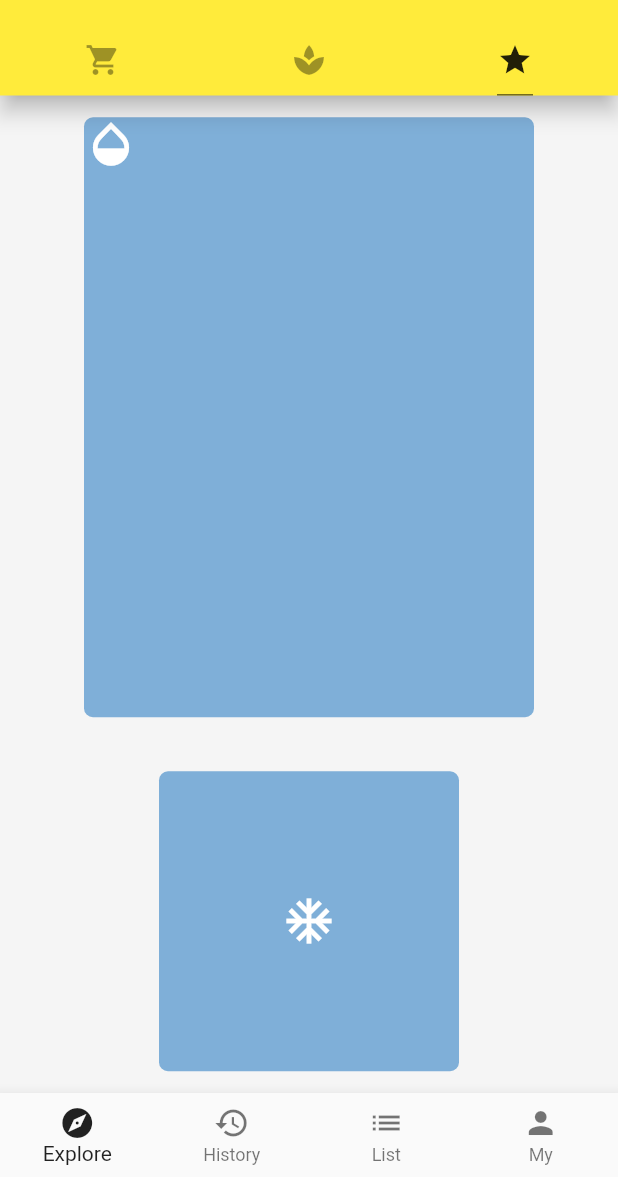
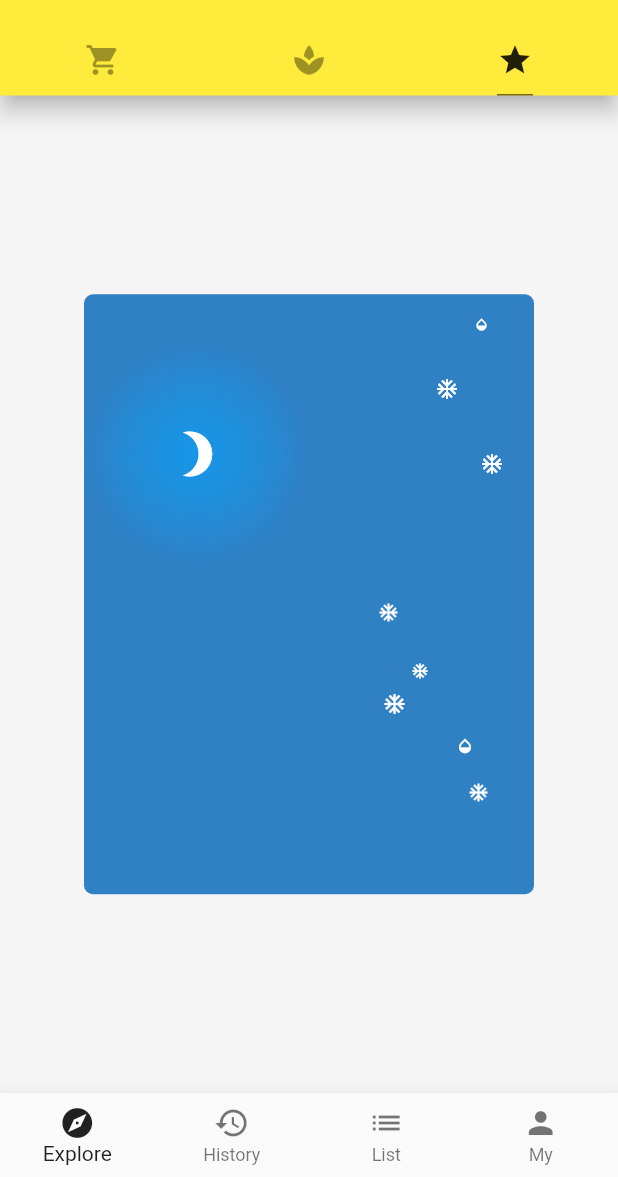
Before and after one commit to persilee/flutter_pro, a Flutter app: the screen it shows after launch, tab 3 chosen, on a phone screen of 412 x 824 dp, the part 59-1236 px from its top. Run offline on Flutter 3.47's test engine with Material 2 defaults, Android fonts, the phone set to English and light mode, and no system bars; network calls fail.

Commit message:
Stack Positioned

```diff
--- a/lib/demo/layout_demo.dart
+++ b/lib/demo/layout_demo.dart
@@ -7,30 +7,81 @@ class LayoutDemo extends StatelessWidget {
       child: Column(
         mainAxisAlignment: MainAxisAlignment.center,
         // crossAxisAlignment: CrossAxisAlignment.center,
-        children: <Widget>[
+        children: < Widget > [
+          Stack(
+            alignment: Alignment(-1.0, -0.75),
+            children: < Widget > [
               SizedBox(
                 width: 300.0,
                 height: 400.0,
                 child: Container(
                   alignment: Alignment(-1.0, -1.0),
                   decoration: BoxDecoration(
-                color: Color.fromRGBO(48, 128, 196, 0.6),
+                    color: Color.fromRGBO(48, 128, 196, 1.0),
                     borderRadius: BorderRadius.circular(6.0),
                   ),
-              child: Icon(Icons.opacity, color: Colors.white, size: 36.0,),
                 ),
               ),
               SizedBox(height: 36.0, width: 36.0),
               SizedBox(
-            width: 200.0,
-            height: 200.0,
+                width: 150.0,
+                height: 150.0,
                 child: Container(
                   decoration: BoxDecoration(
-                color: Color.fromRGBO(48, 128, 196, 0.6),
-                borderRadius: BorderRadius.circular(6.0),
+                    color: Color.fromRGBO(48, 128, 196, 1.0),
+                    // borderRadius: BorderRadius.circular(6.0),
+                    shape: BoxShape.circle,
+                    gradient: RadialGradient(
+                      colors: [
+                        Color.fromRGBO(5, 165, 255, 0.6),
+                        Color.fromRGBO(48, 128, 196, 0.8),
+                      ]
+                    )
                   ),
-              child: Icon(Icons.ac_unit, color: Colors.white, size: 36.0,),
+                  child: Icon(Icons.brightness_3, color: Colors.white, size: 36.0, ),
                 ),
+              ),
+              Positioned(
+                right: 30.0,
+                top: 15.0,
+                child: Icon(Icons.opacity, color: Colors.white, size: 10.0, ),
+              ),
+              Positioned(
+                right: 50.0,
+                top: 55.0,
+                child: Icon(Icons.ac_unit, color: Colors.white, size: 16.0, ),
+              ),
+              Positioned(
+                right: 20.0,
+                top: 105.0,
+                child: Icon(Icons.ac_unit, color: Colors.white, size: 16.0, ),
+              ),
+              Positioned(
+                right: 90.0,
+                top: 205.0,
+                child: Icon(Icons.ac_unit, color: Colors.white, size: 14.0, ),
+              ),
+              Positioned(
+                right: 70.0,
+                top: 245.0,
+                child: Icon(Icons.ac_unit, color: Colors.white, size: 12.0, ),
+              ),
+              Positioned(
+                right: 85.0,
+                top: 265.0,
+                child: Icon(Icons.ac_unit, color: Colors.white, size: 16.0, ),
+              ),
+              Positioned(
+                right: 40.0,
+                top: 295.0,
+                child: Icon(Icons.opacity, color: Colors.white, size: 12.0, ),
+              ),
+              Positioned(
+                right: 30.0,
+                top: 325.0,
+                child: Icon(Icons.ac_unit, color: Colors.white, size: 14.0, ),
+              ),
+            ],
           ),
         ],
       ),
@@ -42,12 +93,14 @@ class IconBadge extends StatelessWidget {
   final IconData icon;
   final double size;
 
-  IconBadge(this.icon, {this.size = 32.0});
+  IconBadge(this.icon, {
+    this.size = 32.0
+  });
 
   @override
   Widget build(BuildContext context) {
     return Container(
-      child: Icon(icon, size: size, color: Colors.white,),
+      child: Icon(icon, size: size, color: Colors.white, ),
       width: size + 80,
       height: size + 80,
       color: Color.fromRGBO(36, 67, 189, 0.3),
```
Lines whose indentation alone changed are shown as unchanged.
